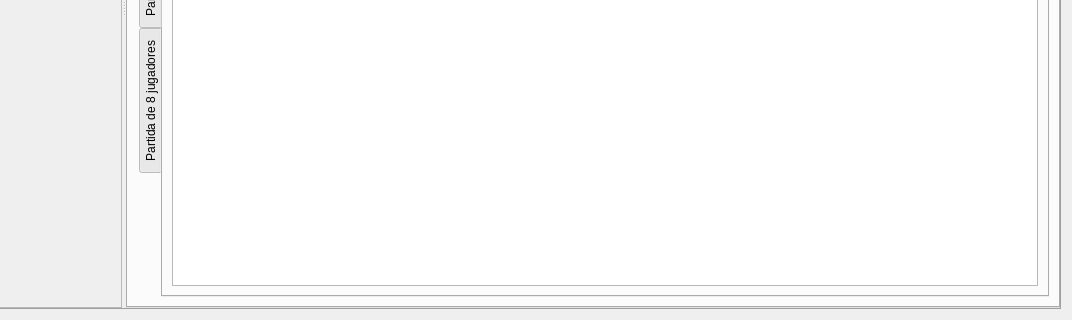
Old version of the form ui/wdgGame.ui in the repository turulomio/glparchis; both pictures show x 119 to 1191 and y 309 to 629 of the 1191 by 629 pixel window.
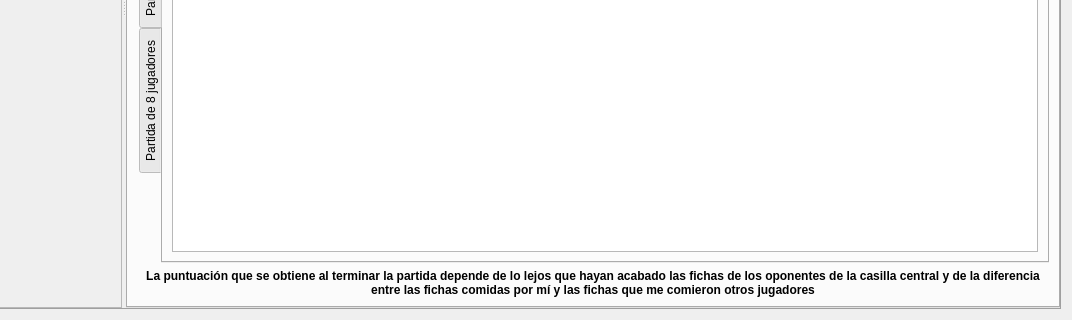
New version of the form. The open tabs and pages were chosen to show the change. Icons and pictures are not drawn. Custom widgets are drawn as their Qt base class.

```diff
--- a/ui/wdgGame.ui
+++ b/ui/wdgGame.ui
@@ -251,6 +251,8 @@
           </attribute>
           <layout class="QHBoxLayout" name="horizontalLayout_3">
            <item>
+            <layout class="QVBoxLayout" name="verticalLayout_6">
+             <item>
             <widget class="QTabWidget" name="tabHS6">
              <property name="tabPosition">
               <enum>QTabWidget::West</enum>
@@ -268,6 +270,8 @@
               </attribute>
               <layout class="QHBoxLayout" name="horizontalLayout_4">
                <item>
+                  <layout class="QVBoxLayout" name="verticalLayout_4">
+                   <item>
                 <widget class="QTableWidget" name="tblHighScores4">
                  <attribute name="verticalHeaderVisible">
                   <bool>false</bool>
@@ -295,6 +299,8 @@
                 </widget>
                </item>
               </layout>
+                 </item>
+                </layout>
              </widget>
              <widget class="QWidget" name="tab_3">
               <attribute name="icon">
@@ -379,6 +385,27 @@
               </layout>
              </widget>
             </widget>
+             </item>
+             <item>
+              <widget class="QLabel" name="label">
+               <property name="font">
+                <font>
+                 <weight>75</weight>
+                 <bold>true</bold>
+                </font>
+               </property>
+               <property name="text">
+                <string>&lt;html&gt;&lt;head/&gt;&lt;body&gt;&lt;p&gt;La puntuación que se obtiene al terminar la partida depende de lo lejos que hayan acabado las fichas de los oponentes de la casilla central y de la diferencia entre las fichas comidas por mí y las fichas que me comieron otros jugadores&lt;/p&gt;&lt;/body&gt;&lt;/html&gt;</string>
+               </property>
+               <property name="alignment">
+                <set>Qt::AlignCenter</set>
+               </property>
+               <property name="wordWrap">
+                <bool>true</bool>
+               </property>
+              </widget>
+             </item>
+            </layout>
            </item>
           </layout>
          </widget>
```
Lines whose indentation alone changed are shown as unchanged.
